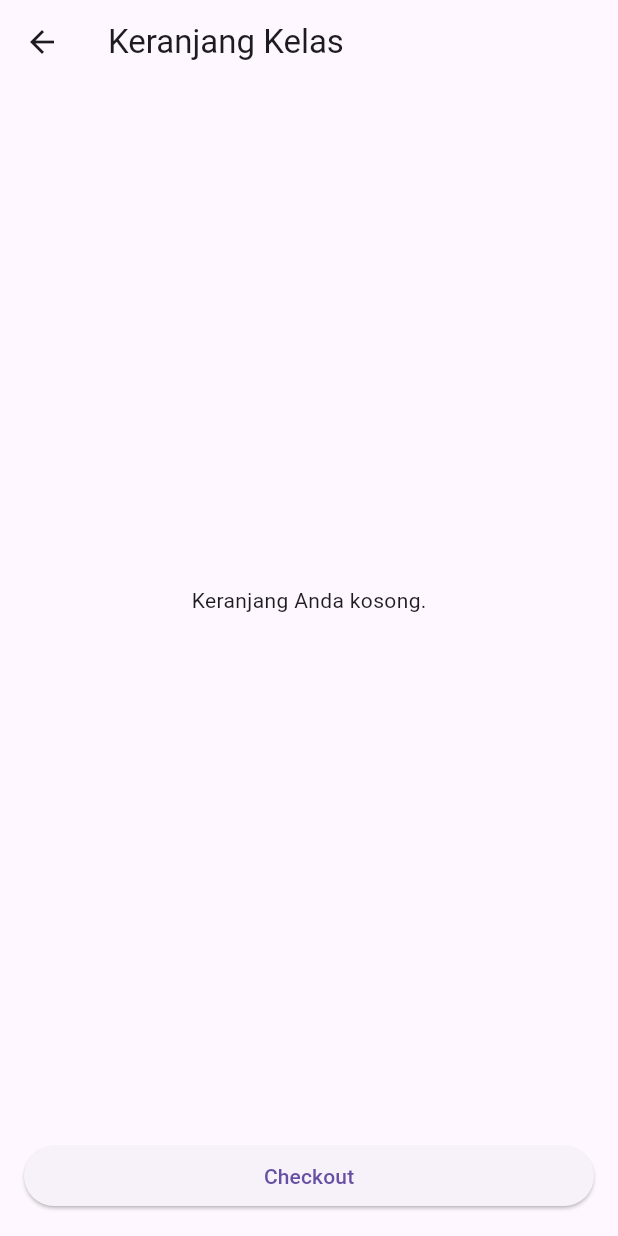
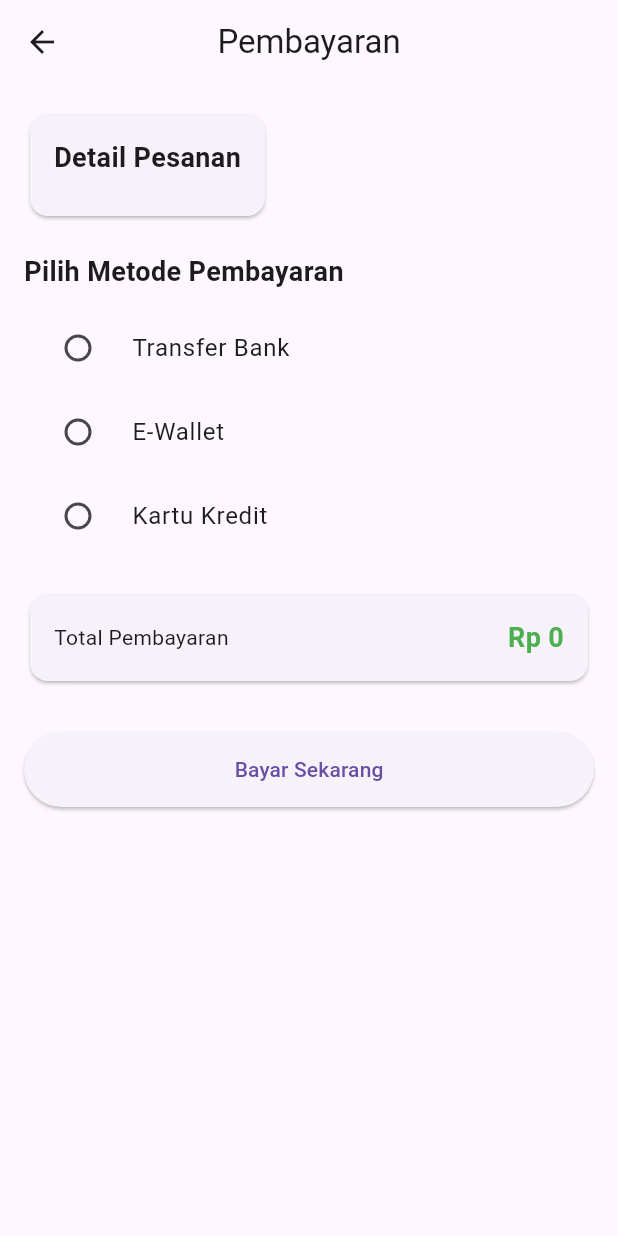
Before and after one commit to admiral-iman/kisah_nusantara_app, a Flutter app: the CartPage screen opened directly, after a tap on "Checkout", on a phone screen of 412 x 824 dp. Run offline on Flutter 3.47's test engine with Material 3 defaults, Android fonts, the phone set to English and light mode, and no system bars; our stand-ins replace cloud_firestore, firebase_auth, firebase_core, get, shared_preferences, webview_flutter and 1 more; accounts and stored records are empty.

Commit message:
checkout

```diff
--- a/lib/app/modules/mycourse/views/mycourse.dart
+++ b/lib/app/modules/mycourse/views/mycourse.dart
@@ -1,6 +1,7 @@
 import 'package:flutter/material.dart';
 import 'package:get/get.dart';
 import 'package:kisah_nusantara_app/app/modules/mycourse/controllers/mycourse_controller.dart';
+import 'package:kisah_nusantara_app/app/modules/mycourse/views/payment.dart';
 
 class MyCoursePage extends StatelessWidget {
   final MyCourseController controller = Get.put(MyCourseController());
@@ -115,7 +116,7 @@ class CartPage extends StatelessWidget {
         padding: const EdgeInsets.all(16.0),
         child: ElevatedButton(
           onPressed: () {
-            Get.toNamed('/payment');
+            Get.to(() => PaymentView());
           },
           child: const Text('Checkout'),
         ),
--- /dev/null
+++ b/lib/app/modules/mycourse/views/payment.dart
@@ -0,0 +1,165 @@
+import 'package:flutter/material.dart';
+import 'package:get/get.dart';
+import '../controllers/payment_controller.dart';
+import '../controllers/mycourse_controller.dart';
+
+class PaymentView extends StatelessWidget {
+  final PaymentController controller = Get.put(PaymentController());
+  final MyCourseController courseController = Get.find<MyCourseController>();
+
+  @override
+  Widget build(BuildContext context) {
+    return Scaffold(
+      appBar: AppBar(
+        title: Text('Pembayaran'),
+        centerTitle: true,
+      ),
+      body: Padding(
+        padding: EdgeInsets.all(16.0),
+        child: Column(
+          crossAxisAlignment: CrossAxisAlignment.start,
+          children: [
+            _buildOrderDetails(),
+            SizedBox(height: 20),
+            _buildPaymentMethods(),
+            SizedBox(height: 20),
+            _buildTotalPayment(),
+            SizedBox(height: 30),
+            _buildPaymentButton()
+          ],
+        ),
+      ),
+    );
+  }
+
+  Widget _buildOrderDetails() {
+    return Card(
+      child: Padding(
+        padding: EdgeInsets.all(16.0),
+        child: Column(
+          crossAxisAlignment: CrossAxisAlignment.start,
+          children: [
+            Text(
+              'Detail Pesanan',
+              style: TextStyle(
+                fontSize: 18,
+                fontWeight: FontWeight.bold,
+              ),
+            ),
+            SizedBox(height: 10),
+            Obx(() {
+              return Column(
+                children: courseController.selectedCourses.map((courseId) {
+                  final course = courseController.courses
+                      .firstWhere((c) => c['id'] == courseId, orElse: () => {});
+                  return Padding(
+                    padding: EdgeInsets.symmetric(vertical: 4.0),
+                    child: Row(
+                      mainAxisAlignment: MainAxisAlignment.spaceBetween,
+                      children: [
+                        Expanded(
+                          child: Text(
+                            course['name'] ?? 'Nama tidak tersedia',
+                            style: TextStyle(fontSize: 16),
+                          ),
+                        ),
+                        Text(
+                          'Rp ${course['price'] ?? '100.000'}',
+                          style: TextStyle(
+                            fontWeight: FontWeight.bold,
+                            fontSize: 16,
+                          ),
+                        ),
+                      ],
+                    ),
+                  );
+                }).toList(),
+              );
+            }),
+          ],
+        ),
+      ),
+    );
+  }
+
+  Widget _buildPaymentMethods() {
+    return Obx(() => Column(
+          crossAxisAlignment: CrossAxisAlignment.start,
+          children: [
+            Text(
+              'Pilih Metode Pembayaran',
+              style: TextStyle(
+                fontSize: 18,
+                fontWeight: FontWeight.bold,
+              ),
+            ),
+            SizedBox(height: 10),
+            Column(
+              children: [
+                _buildPaymentMethodRadio('Transfer Bank'),
+                _buildPaymentMethodRadio('E-Wallet'),
+                _buildPaymentMethodRadio('Kartu Kredit'),
+              ],
+            ),
+          ],
+        ));
+  }
+
+  Widget _buildPaymentMethodRadio(String method) {
+    return RadioListTile(
+      title: Text(method),
+      value: method,
+      groupValue: controller.selectedPaymentMethod.value,
+      onChanged: (value) {
+        controller.setPaymentMethod(value.toString());
+      },
+    );
+  }
+
+  Widget _buildTotalPayment() {
+    return Card(
+      child: Padding(
+        padding: EdgeInsets.all(16.0),
+        child: Column(
+          children: [
+            Row(
+              mainAxisAlignment: MainAxisAlignment.spaceBetween,
+              children: [
+                Text('Total Pembayaran'),
+                Obx(() {
+                  double total = 0;
+                  for (var courseId in courseController.selectedCourses) {
+                    final course = courseController.courses
+                        .firstWhere((c) => c['id'] == courseId, orElse: () => {});
+                    total += double.parse(course['price']?.toString() ?? '100000');
+                  }
+                  return Text(
+                    'Rp ${total.toStringAsFixed(0)}',
+                    style: TextStyle(
+                      fontSize: 18,
+                      fontWeight: FontWeight.bold,
+                      color: Colors.green,
+                    ),
+                  );
+                }),
+              ],
+            ),
+          ],
+        ),
+      ),
+    );
+  }
+
+  Widget _buildPaymentButton() {
+    return SizedBox(
+      width: double.infinity,
+      child: ElevatedButton(
+        onPressed: () => controller.processPayment(),
+        child: Text('Bayar Sekarang'),
+        style: ElevatedButton.styleFrom(
+          padding: EdgeInsets.symmetric(vertical: 15),
+        ),
+      ),
+    );
+  }
+}
```
Also changed, not shown: lib/app/modules/mycourse/controllers/payment_controller.dart (added, +61 -0 lines).
